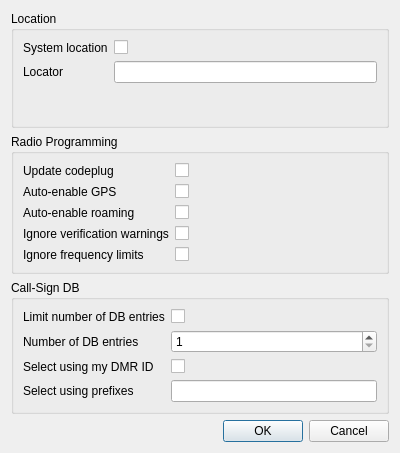
First picture: the form in src/settingsdialog.ui, repository hmatuschek/qdmr, before the edit.
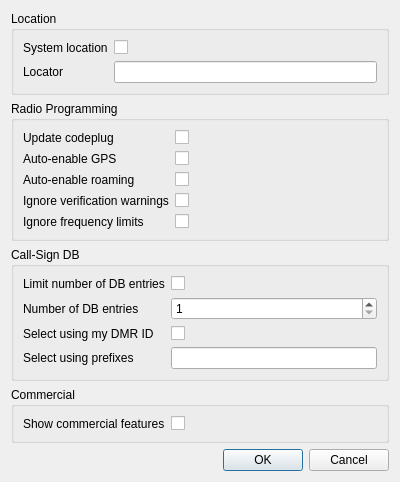
Second picture: the form after the edit.

The edit to the form file:
```diff
--- a/src/settingsdialog.ui
+++ b/src/settingsdialog.ui
@@ -221,6 +221,29 @@
      </layout>
     </widget>
    </item>
+   <item>
+    <widget class="QGroupBox" name="groupBox_4">
+     <property name="title">
+      <string>Commercial</string>
+     </property>
+     <layout class="QFormLayout" name="formLayout_3">
+      <item row="0" column="0">
+       <widget class="QLabel" name="label_12">
+        <property name="text">
+         <string>Show commercial features</string>
+        </property>
+       </widget>
+      </item>
+      <item row="0" column="1">
+       <widget class="QCheckBox" name="commercialFeatures">
+        <property name="text">
+         <string/>
+        </property>
+       </widget>
+      </item>
+     </layout>
+    </widget>
+   </item>
    <item>
     <widget class="QDialogButtonBox" name="buttonBox">
      <property name="orientation">
```
